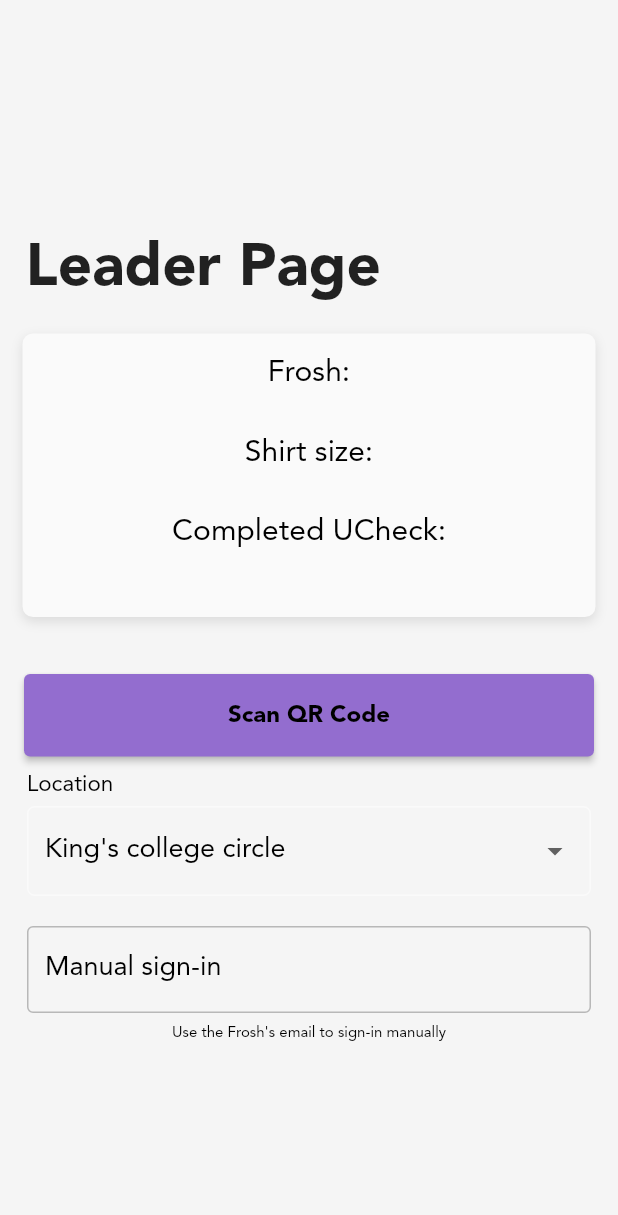
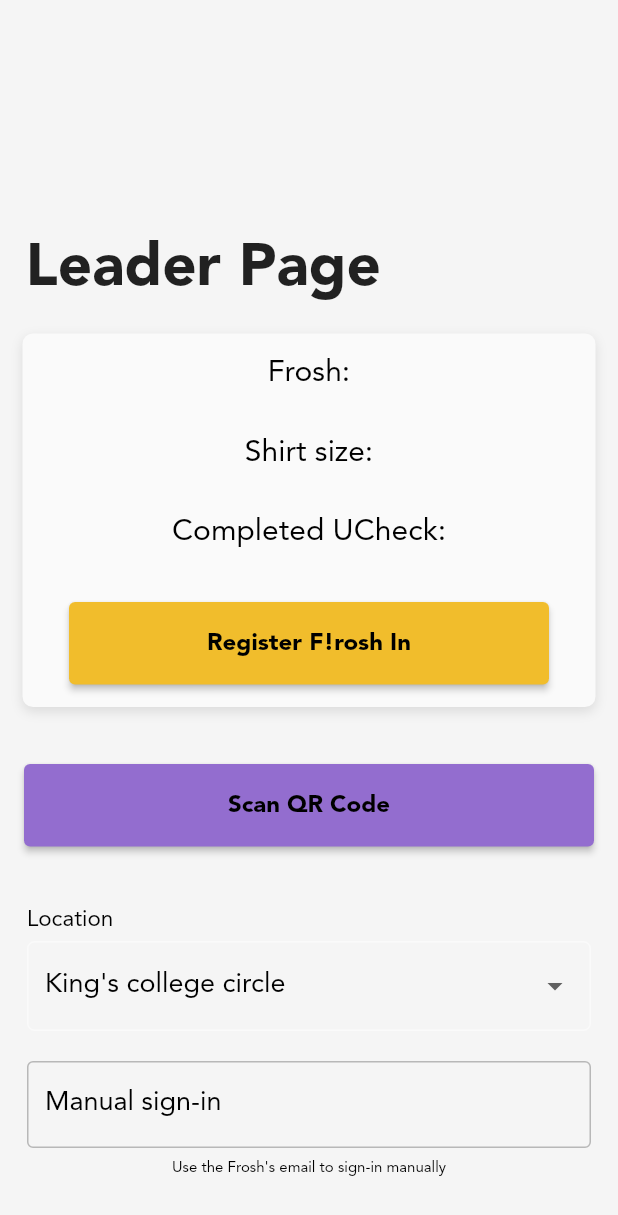
Before and after one commit to UofT-Frosh-Orientation/frosh-week-app, a Flutter app: the LeadersPage screen opened directly, on a phone screen of 412 x 824 dp. Shown: the top 1215 px of the screen. Run offline on Flutter 3.47's test engine with Material 2 defaults, Android fonts, the phone set to English and light mode, and no system bars; our stand-ins replace connectivity_plus, curved_navigation_bar, dio, firebase_core, firebase_messaging, flutter_secure_storage and 2 more; missing offline and left inert: qr_code_scanner; accounts and stored records are empty.

Commit message:
added register frosh confirmation button

```diff
--- a/lib/src/pages/leaders_page.dart
+++ b/lib/src/pages/leaders_page.dart
@@ -51,6 +51,16 @@ class LeadersPageState extends State<LeadersPage> {
             fontSize: 24,
             fontWeight: FontWeight.bold,
           ),
+          Container(height: 5),
+          ButtonRegular(
+            yellow: true,
+            text: "Register F!rosh In",
+            onPressed: () async {
+              setState(() {
+                print("register frosh");
+              });
+            },
+          ),
         ])),
         Container(height: 30),
         ButtonRegular(
@@ -87,6 +97,7 @@ class LeadersPageState extends State<LeadersPage> {
             });
           },
         ),
+        Container(height: 30),
         DropDownButton(
             title: "Location",
             items: ["King's college circle", "Myhal", "Orientation"],
```
